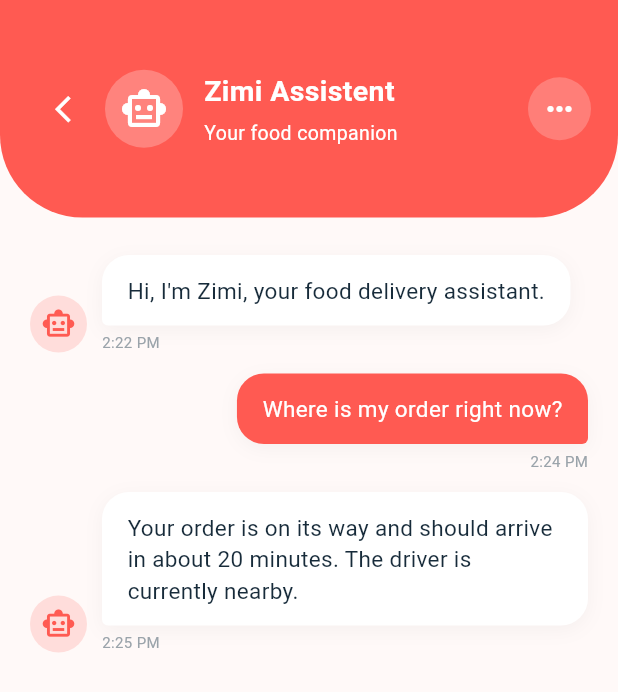
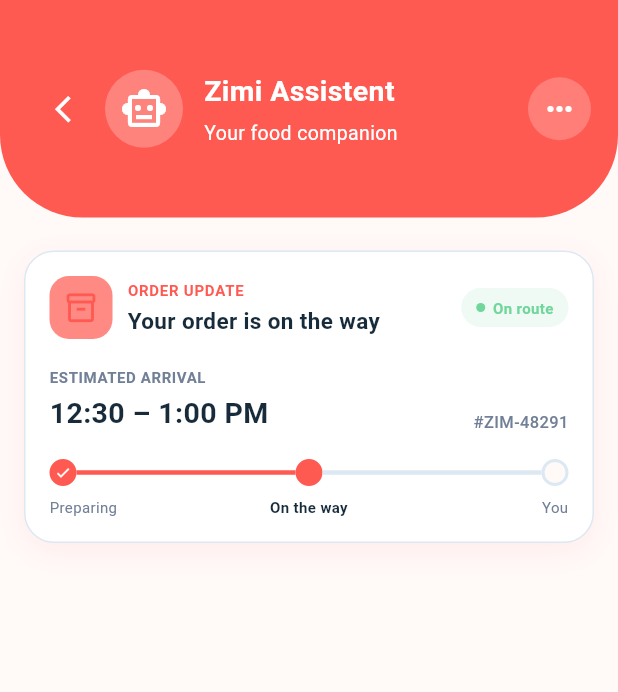
Before and after one commit to Gaelle-Akl/zimi_chat, a Flutter app: the screen it shows after launch, on a phone screen of 412 x 824 dp. Shown: the top 692 px of the screen. Run offline on Flutter 3.47's test engine with Material 3 defaults, Android fonts, the phone set to English and light mode, and no system bars.

Commit message:
added a delivery status card, and verified the output in chat_screen

```diff
--- a/lib/features/chatbot/screens/Chat_screen.dart
+++ b/lib/features/chatbot/screens/Chat_screen.dart
@@ -3,6 +3,9 @@ import '../../../app/theme/app_colors.dart';
 import '../widgets/chat_header.dart';
 import '../models/chat_message.dart';
 import '../models/chat_message_model.dart';
+
+
+import '../widgets/delivery_status_card.dart';
 
 class ChatScreen extends StatefulWidget {
   const ChatScreen({super.key});
@@ -46,20 +49,21 @@ class _ChatScreenState extends State<ChatScreen> {
             const ChatHeader(),
 
             // Chat content will go here
-            Expanded(
-              child: ListView.builder(
-                padding: const EdgeInsets.only(
-                  top: 18,
-                  bottom:20,
+              const Expanded(
+              child: SingleChildScrollView(
+                child: Column(
+                  children: [
+                    SizedBox(height: 12),
+
+                    DeliveryStatusCard(
+                      status: 'On route',
+                      arrivalTime: '12:30 – 1:00 PM',
+                      orderNumber: '#ZIM-48291',
+                    ),
+
+                    // Your messages will go here
+                  ],
                 ),
-
-                itemCount: messages.length,
-
-                itemBuilder: (context, index) {
-                  return ChatMessage(
-                    message: messages[index],
-                  );
-                },
               ),
             ),
 
--- /dev/null
+++ b/lib/features/chatbot/widgets/delivery_status_card.dart
@@ -0,0 +1,286 @@
+import 'package:flutter/material.dart';
+import '../../../app/theme/app_colors.dart';
+
+class DeliveryStatusCard extends StatelessWidget {
+  final String status;
+  final String arrivalTime;
+  final String orderNumber;
+
+  const DeliveryStatusCard({
+    super.key,
+    required this.status,
+    required this.arrivalTime,
+    required this.orderNumber,
+  });
+
+  @override
+  Widget build(BuildContext context) {
+    return Container(
+      margin: const EdgeInsets.symmetric(
+        horizontal: 16,
+        vertical: 10,
+      ),
+      padding: const EdgeInsets.all(16),
+      decoration: BoxDecoration(
+        color: Colors.white,
+        borderRadius: BorderRadius.circular(20),
+        border: Border.all(
+          color: AppColors.border,
+        ),
+        boxShadow: [
+          BoxShadow(
+            color: AppColors.primary.withValues(alpha: 0.08),
+            blurRadius: 16,
+            offset: const Offset(0, 5),
+          ),
+        ],
+      ),
+      child: Column(
+        crossAxisAlignment: CrossAxisAlignment.start,
+        children: [
+          // Order update + status
+          Row(
+            children: [
+              Container(
+                width: 42,
+                height: 42,
+                decoration: BoxDecoration(
+                  color: AppColors.primaryLight,
+                  borderRadius: BorderRadius.circular(13),
+                ),
+                child: const Icon(
+                  Icons.inventory_2_outlined,
+                  color: AppColors.primary,
+                  size: 23,
+                ),
+              ),
+
+              const SizedBox(width: 10),
+
+              const Expanded(
+                child: Column(
+                  crossAxisAlignment: CrossAxisAlignment.start,
+                  children: [
+                    Text(
+                      'ORDER UPDATE',
+                      style: TextStyle(
+                        color: AppColors.primary,
+                        fontSize: 10,
+                        fontWeight: FontWeight.w700,
+                        letterSpacing: 0.5,
+                      ),
+                    ),
+
+                    SizedBox(height: 3),
+
+                    Text(
+                      'Your order is on the way',
+                      style: TextStyle(
+                        color: AppColors.text,
+                        fontSize: 15,
+                        fontWeight: FontWeight.w700,
+                      ),
+                    ),
+                  ],
+                ),
+              ),
+
+              // Status pill
+              Container(
+                padding: const EdgeInsets.symmetric(
+                  horizontal: 10,
+                  vertical: 6,
+                ),
+                decoration: BoxDecoration(
+                  color: AppColors.success.withValues(alpha: 0.12),
+                  borderRadius: BorderRadius.circular(20),
+                ),
+                child: Row(
+                  children: [
+                    Container(
+                      width: 6,
+                      height: 6,
+                      decoration: const BoxDecoration(
+                        color: AppColors.success,
+                        shape: BoxShape.circle,
+                      ),
+                    ),
+
+                    const SizedBox(width: 5),
+
+                    Text(
+                      status,
+                      style: const TextStyle(
+                        color: AppColors.success,
+                        fontSize: 10,
+                        fontWeight: FontWeight.w700,
+                      ),
+                    ),
+                  ],
+                ),
+              ),
+            ],
+          ),
+
+          const SizedBox(height: 18),
+
+          // Arrival information
+          Row(
+            crossAxisAlignment: CrossAxisAlignment.end,
+            children: [
+              Expanded(
+                child: Column(
+                  crossAxisAlignment: CrossAxisAlignment.start,
+                  children: [
+                    const Text(
+                      'ESTIMATED ARRIVAL',
+                      style: TextStyle(
+                        color: AppColors.secondaryText,
+                        fontSize: 10,
+                        fontWeight: FontWeight.w600,
+                        letterSpacing: 0.4,
+                      ),
+                    ),
+
+                    const SizedBox(height: 4),
+
+                    Text(
+                      arrivalTime,
+                      style: const TextStyle(
+                        color: AppColors.text,
+                        fontSize: 19,
+                        fontWeight: FontWeight.w700,
+                      ),
+                    ),
+                  ],
+                ),
+              ),
+
+              Text(
+                orderNumber,
+                style: const TextStyle(
+                  color: AppColors.secondaryText,
+                  fontSize: 11,
+                  fontWeight: FontWeight.w500,
+                ),
+              ),
+            ],
+          ),
+
+          const SizedBox(height: 17),
+
+          // Progress bar
+          Row(
+            children: [
+              _ProgressPoint(
+                active: true,
+                completed: true,
+              ),
+
+              Expanded(
+                child: Container(
+                  height: 3,
+                  color: AppColors.primary,
+                ),
+              ),
+
+              _ProgressPoint(
+                active: true,
+                completed: false,
+              ),
+
+              Expanded(
+                child: Container(
+                  height: 3,
+                  color: AppColors.border,
+                ),
+              ),
+
+              _ProgressPoint(
+                active: false,
+                completed: false,
+              ),
+            ],
+          ),
+
+          const SizedBox(height: 7),
+
+          // Progress labels
+          Row(
+            children: const [
+              Expanded(
+                child: Text(
+                  'Preparing',
+                  style: TextStyle(
+                    color: AppColors.secondaryText,
+                    fontSize: 10,
+                  ),
+                ),
+              ),
+
+              Expanded(
+                child: Text(
+                  'On the way',
+                  textAlign: TextAlign.center,
+                  style: TextStyle(
+                    color: AppColors.text,
+                    fontSize: 10,
+                    fontWeight: FontWeight.w600,
+                  ),
+                ),
+              ),
+
+              Expanded(
+                child: Text(
+                  'You',
+                  textAlign: TextAlign.end,
+                  style: TextStyle(
+                    color: AppColors.secondaryText,
+                    fontSize: 10,
+                  ),
+                ),
+              ),
+            ],
+          ),
+        ],
+      ),
+    );
+  }
+}
+
+class _ProgressPoint extends StatelessWidget {
+  final bool active;
+  final bool completed;
+
+  const _ProgressPoint({
+    required this.active,
+    required this.completed,
+  });
+
+  @override
+  Widget build(BuildContext context) {
+    return Container(
+      width: 18,
+      height: 18,
+      decoration: BoxDecoration(
+        color: active
+            ? AppColors.primary
+            : AppColors.background,
+        shape: BoxShape.circle,
+        border: Border.all(
+          color: active
+              ? AppColors.primary
+              : AppColors.border,
+          width: 2,
+        ),
+      ),
+      child: completed
+          ? const Icon(
+              Icons.check,
+              color: Colors.white,
+              size: 11,
+            )
+          : null,
+    );
+  }
+}
```
